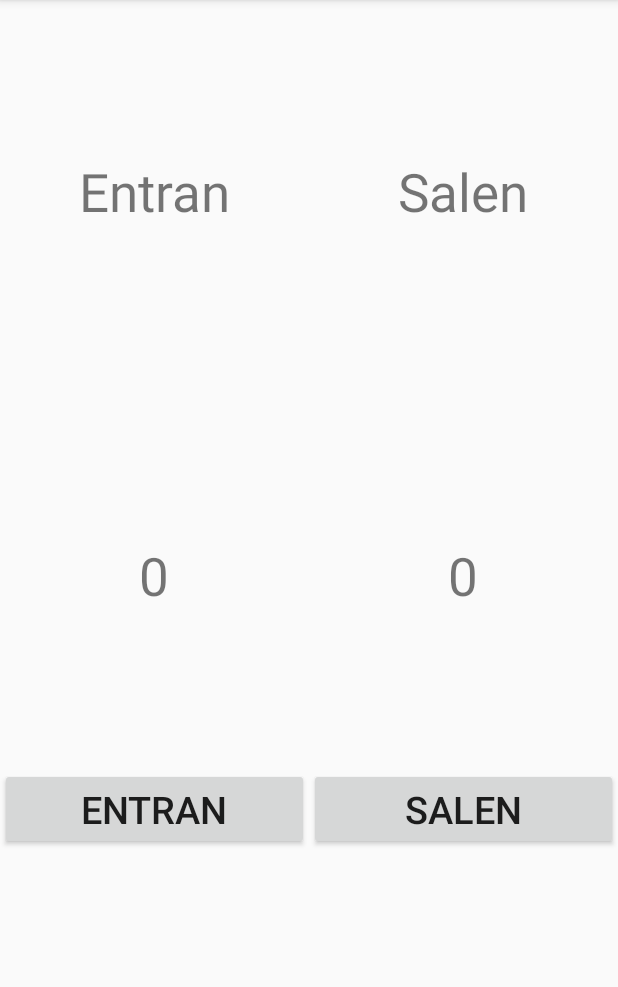
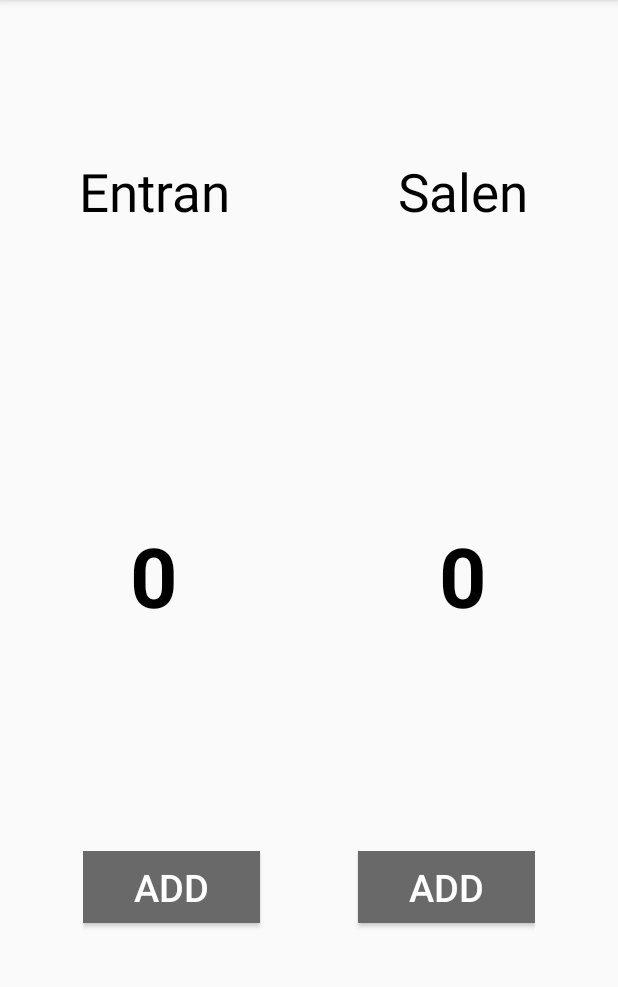
Before and after one commit to Numerica98/Taller1, an Android app: the screen it shows after launch (MainActivity), on a phone screen of 412 x 824 dp, the part 84-1071 px from its top. Run offline under Robolectric (Android 15) with nearby library versions, the phone set to English and light mode, and no system bars.

Commit message:
Parte grafica terminada

```diff
--- a/app/src/main/java/com/example/taller1/MainActivity.java
+++ b/app/src/main/java/com/example/taller1/MainActivity.java
@@ -2,12 +2,21 @@ package com.example.taller1;
 
 import android.support.v7.app.AppCompatActivity;
 import android.os.Bundle;
+import android.widget.Button;
+import android.widget.TextView;
 
 public class MainActivity extends AppCompatActivity {
+
+    Button boton1, boton2;
+    TextView texto1, texto2;
+    int cont1,cont2;
 
     @Override
     protected void onCreate(Bundle savedInstanceState) {
         super.onCreate(savedInstanceState);
         setContentView(R.layout.activity_main);
+
+
+
     }
 }
--- a/app/src/main/res/layout/activity_main.xml
+++ b/app/src/main/res/layout/activity_main.xml
@@ -1,6 +1,5 @@
 <?xml version="1.0" encoding="utf-8"?>
 <LinearLayout xmlns:android="http://schemas.android.com/apk/res/android"
-    xmlns:app="http://schemas.android.com/apk/res-auto"
     xmlns:tools="http://schemas.android.com/tools"
     android:layout_width="match_parent"
     android:layout_height="match_parent"
@@ -10,74 +9,90 @@
     <LinearLayout
         android:orientation="horizontal"
         android:layout_width="match_parent"
-        android:layout_height="0dp"
+        android:layout_height="@dimen/no_dimen"
         android:layout_weight="1"
         android:gravity="center_vertical">
 
         <TextView
-            android:layout_width="0dp"
+            android:layout_width="@dimen/no_dimen"
             android:layout_height="wrap_content"
             android:layout_weight="1"
             android:textAlignment="center"
             android:text="@string/text_entran"
-            android:textSize="35dp"/>
+            android:textSize="@dimen/medium_dimen_text"
+            android:textColor="@color/black"/>
 
         <TextView
-            android:layout_width="0dp"
+            android:layout_width="@dimen/no_dimen"
             android:layout_height="wrap_content"
             android:layout_weight="1"
             android:textAlignment="center"
             android:text="@string/text_salen"
-            android:textSize="35dp"/>
+            android:textSize="@dimen/medium_dimen_text"
+            android:textColor="@color/black"/>
 
     </LinearLayout>
 
     <LinearLayout
+        android:layout_width="match_parent"
+        android:layout_height="@dimen/no_dimen"
+        android:layout_weight="1"
         android:orientation="horizontal"
-        android:layout_width="match_parent"
-        android:layout_height="0dp"
-        android:layout_weight="1"
         android:gravity="center">
 
         <TextView
-            android:layout_width="0dp"
+            android:id="@+id/texto_entran"
+            android:layout_width="@dimen/no_dimen"
+            android:layout_height="wrap_content"
+            android:layout_weight="1"
+            android:text="@string/text_cero"
+            android:textAlignment="center"
+            android:textSize="@dimen/bigm_dimen_text"
+            android:textColor="@color/black"
+            android:textStyle="bold"/>
+
+        <TextView
+            android:id="@+id/texto_salen"
+            android:layout_width="@dimen/no_dimen"
             android:layout_height="wrap_content"
             android:layout_weight="1"
             android:textAlignment="center"
-            android:text="0"
-            android:textSize="35dp"/>
-
-        <TextView
-            android:layout_width="0dp"
-            android:layout_height="wrap_content"
-            android:layout_weight="1"
-            android:textAlignment="center"
-            android:text="0"
-            android:textSize="35dp"/>
+            android:text="@string/text_cero"
+            android:textSize="@dimen/bigm_dimen_text"
+            android:textColor="@color/black"
+            android:textStyle="bold"/>
 
     </LinearLayout>
 
     <LinearLayout
+        android:layout_width="match_parent"
+        android:layout_height="@dimen/no_dimen"
         android:orientation="horizontal"
-        android:layout_width="match_parent"
-        android:layout_height="0dp"
-        android:layout_weight="1">
+        android:layout_weight="1"
+        android:padding="@dimen/bigm_dimen">
 
         <Button
-            android:layout_width="0dp"
+            android:id="@+id/boton_entran"
+            android:layout_width="wrap_content"
             android:layout_height="wrap_content"
             android:layout_weight="1"
             android:textAlignment="center"
-            android:text="@string/text_entran"
-            android:textSize="25dp"/>
+            android:text="@string/text_add"
+            android:textSize="@dimen/smallm_dimen_text"
+            android:background="@color/grey"
+            android:textColor="@color/white"
+            android:layout_marginRight="@dimen/dimen_65"/>
 
         <Button
-            android:layout_width="0dp"
+            android:id="@+id/boton_salen"
+            android:layout_width="wrap_content"
             android:layout_height="wrap_content"
             android:layout_weight="1"
             android:textAlignment="center"
-            android:text="@string/text_salen"
-            android:textSize="25dp"/>
+            android:text="@string/text_add"
+            android:textSize="@dimen/smallm_dimen_text"
+            android:background="@color/grey"
+            android:textColor="@color/white"/>
 
     </LinearLayout>
 
--- a/app/src/main/res/values/colors.xml
+++ b/app/src/main/res/values/colors.xml
@@ -3,4 +3,7 @@
     <color name="colorPrimary">#008577</color>
     <color name="colorPrimaryDark">#00574B</color>
     <color name="colorAccent">#D81B60</color>
+    <color name="black">#000</color>
+    <color name="grey">#696969</color>
+    <color name="white">#FFF</color>
 </resources>
--- /dev/null
+++ b/app/src/main/res/values/dimen.xml
@@ -0,0 +1,11 @@
+<?xml version="1.0" encoding="utf-8"?>
+<resources>
+    <dimen name="no_dimen">0dp</dimen>
+    <dimen name="medium_dimen">35dp</dimen>
+    <dimen name="smallm_dimen">25dp</dimen>
+    <dimen name="bigm_dimen">55dp</dimen>
+    <dimen name="bigm_dimen_text">55sp</dimen>
+    <dimen name="smallm_dimen_text">25sp</dimen>
+    <dimen name="medium_dimen_text">35sp</dimen>
+    <dimen name="dimen_65">65dp</dimen>
+</resources>
--- a/app/src/main/res/values/strings.xml
+++ b/app/src/main/res/values/strings.xml
@@ -2,4 +2,6 @@
     <string name="app_name">Taller1</string>
     <string name="text_entran">Entran</string>
     <string name="text_salen">Salen</string>
+    <string name="text_cero">0</string>
+    <string name="text_add">add</string>
 </resources>
```
